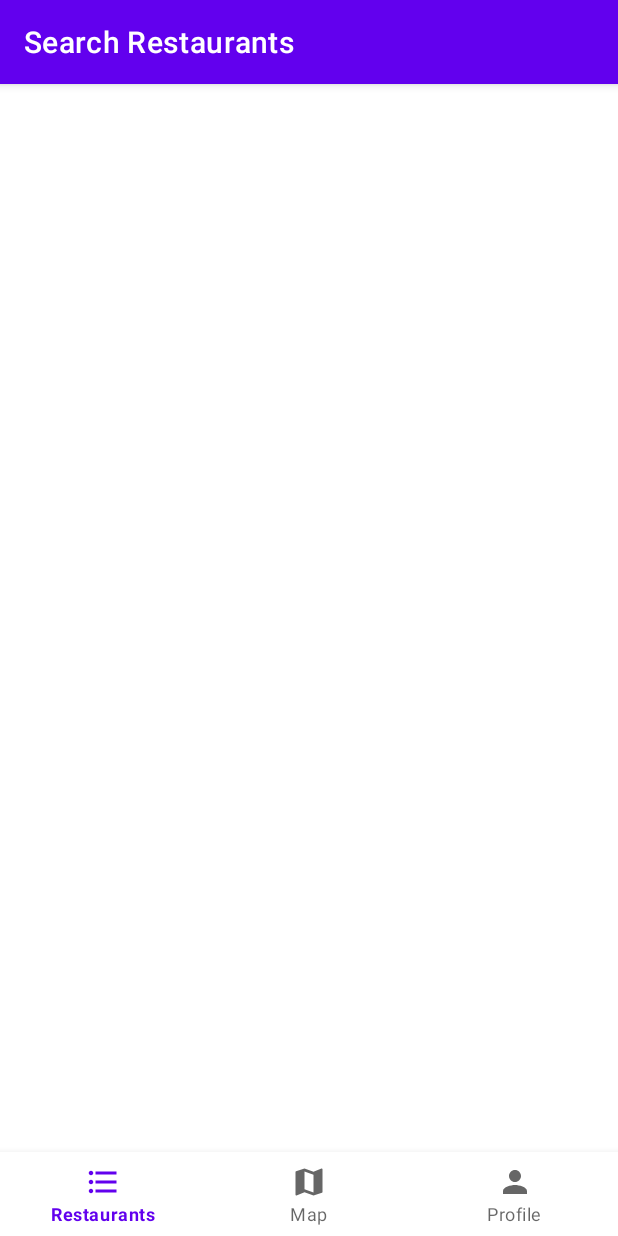
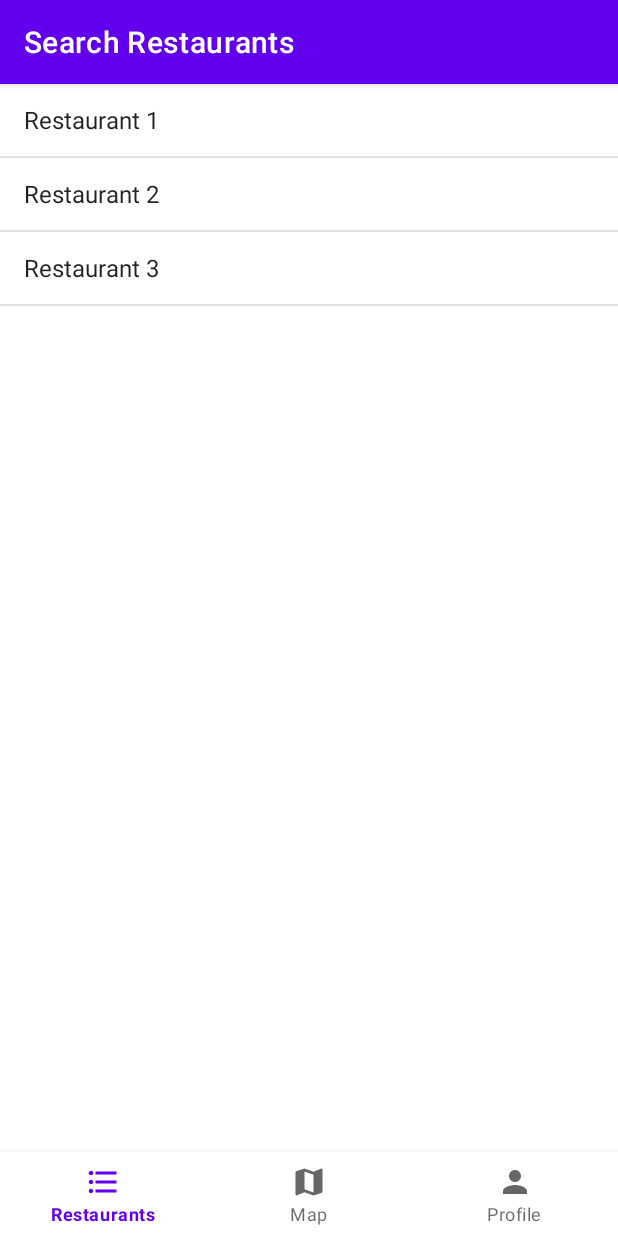
Before and after one commit to PedromDimas/IPM, an Android app: the MainAppActivity screen opened directly, with no data from a screen before it, on a phone screen of 412 x 824 dp. Run offline under Robolectric (Android 15) with nearby library versions, the phone set to English and light mode, and no system bars; our stand-ins replace navigation-ui.

Commit message:
Fuking listView

```diff
--- /dev/null
+++ b/app/src/main/java/pt/unl/fct/ListRestaurantsFragment.java
@@ -0,0 +1,104 @@
+package pt.unl.fct;
+
+import android.os.Bundle;
+
+import androidx.fragment.app.Fragment;
+
+import android.view.LayoutInflater;
+import android.view.View;
+import android.view.ViewGroup;
+import android.widget.Adapter;
+import android.widget.ArrayAdapter;
+import android.widget.ListAdapter;
+import android.widget.ListView;
+
+import java.util.ArrayList;
+
+import pt.unl.fct.data.model.Restaurant;
+import pt.unl.fct.data.model.RestaurantListAdapter;
+
+/**
+ * A simple {@link Fragment} subclass.
+ * Use the {@link ListRestaurantsFragment#newInstance} factory method to
+ * create an instance of this fragment.
+ */
+public class ListRestaurantsFragment extends Fragment {
+
+    // TODO: Rename parameter arguments, choose names that match
+    // the fragment initialization parameters, e.g. ARG_ITEM_NUMBER
+    private static final String ARG_PARAM1 = "param1";
+    private static final String ARG_PARAM2 = "param2";
+
+    // TODO: Rename and change types of parameters
+    private String mParam1;
+    private String mParam2;
+
+    public ListRestaurantsFragment() {
+        // Required empty public constructor
+    }
+
+    /**
+     * Use this factory method to create a new instance of
+     * this fragment using the provided parameters.
+     *
+     * @param param1 Parameter 1.
+     * @param param2 Parameter 2.
+     * @return A new instance of fragment BlankFragment.
+     */
+    // TODO: Rename and change types and number of parameters
+    public static ListRestaurantsFragment newInstance(String param1, String param2) {
+        ListRestaurantsFragment fragment = new ListRestaurantsFragment();
+        Bundle args = new Bundle();
+        args.putString(ARG_PARAM1, param1);
+        args.putString(ARG_PARAM2, param2);
+        fragment.setArguments(args);
+        return fragment;
+    }
+
+    @Override
+    public void onCreate(Bundle savedInstanceState) {
+        super.onCreate(savedInstanceState);
+        if (getArguments() != null) {
+            mParam1 = getArguments().getString(ARG_PARAM1);
+            mParam2 = getArguments().getString(ARG_PARAM2);
+        }
+    }
+
+    @Override
+    public View onCreateView(LayoutInflater inflater, ViewGroup container,
+                             Bundle savedInstanceState) {
+        // Inflate the layout for this fragment
+        View view = inflater.inflate(R.layout.fragment_list_restaurants, container, false);
+
+        ListView lv = (ListView) view.findViewById(R.id.listview);
+
+        //HARDCODED
+        /*ArrayList<Restaurant> list = new ArrayList<>();
+        Restaurant r1 = new Restaurant(01,"name01","10/10","1$",38.736946, -9.142685);
+        Restaurant r2 = new Restaurant(01,"name02","10/10","1$",38.3947, -9.0420);
+        Restaurant r3 = new Restaurant(01,"name03","10/10","1$",38.676525, -9.165105);
+
+        list.add(r1);
+        list.add(r2);
+        list.add(r3);*/
+
+        String[] items = {
+                "Restaurant 1",
+                "Restaurant 2",
+                "Restaurant 3"
+        };
+
+        ArrayAdapter<String> list = new ArrayAdapter<String>(
+                getActivity(),
+                android.R.layout.simple_list_item_1,
+                items
+        );
+
+
+        ListAdapter adapter = list;
+
+        lv.setAdapter(adapter);
+
+        return view;
+    }
+}
--- a/app/src/main/java/pt/unl/fct/ListRestaurantsFragment.kt
+++ /dev/null
@@ -1,110 +0,0 @@
-package pt.unl.fct
-
-import android.content.Context
-import android.os.Bundle
-import androidx.fragment.app.Fragment
-import android.view.LayoutInflater
-import android.view.View
-import android.view.ViewGroup
-import android.widget.BaseAdapter
-import android.widget.ListView
-import android.widget.TextView
-import androidx.navigation.fragment.findNavController
-import pt.unl.fct.data.model.RestaurantListAdapter
-import java.text.FieldPosition
-
-// TODO: Rename parameter arguments, choose names that match
-// the fragment initialization parameters, e.g. ARG_ITEM_NUMBER
-private const val ARG_PARAM1 = "param1"
-private const val ARG_PARAM2 = "param2"
-
-/**
- * A simple [Fragment] subclass.
- * Use the [ListRestaurantsFragment.newInstance] factory method to
- * create an instance of this fragment.
- */
-class ListRestaurantsFragment : Fragment() {
-    // TODO: Rename and change types of parameters
-    private var param1: String? = null
-    private var param2: String? = null
-
-    override fun onCreate(savedInstanceState: Bundle?) {
-        super.onCreate(savedInstanceState)
-        arguments?.let {
-            param1 = it.getString(ARG_PARAM1)
-            param2 = it.getString(ARG_PARAM2)
-        }
-
-    }
-
-    override fun onCreateView(
-        inflater: LayoutInflater, container: ViewGroup?,
-        savedInstanceState: Bundle?
-    ): View? {
-
-        val view = inflater.inflate(R.layout.fragment_list_restaurants, container, false)
-
-        val listView = view.findViewById<ListView>(R.id.listRestaurantsFragment)
-        listView.adapter = ListAdapter(this)
-
-        return listView
-    }
-
-    override fun onViewCreated(view: View, savedInstanceState: Bundle?) {
-        super.onViewCreated(view, savedInstanceState)
-    }
-
-    private class ListAdapter(context: Context): BaseAdapter() {
-        private val mContext: Context = context
-
-        override fun getCount(): Int {
-            return 5
-        }
-
-        override fun getItem(position: Int): Any {
-            "test string";
-            return "test string";
-        }
-
-        override fun getItemId(position: Int): Long {
-            return position.toLong();
-        }
-
-        override fun getView(position: Int, convertView: View?, viewGroup: ViewGroup?): View {
-            val layoutInflator = LayoutInflater.from(mContext)
-            val entry = layoutInflator.inflate(R.layout.list_item_restaurant, viewGroup, false)
-
-            val restaurantName = entry.findViewById<TextView>(R.id.restaurantName)
-            restaurantName.text = "restaurant[position].restaurantName()"
-
-            val restaurantRating = entry.findViewById<TextView>(R.id.restaurantRating)
-            restaurantName.text = "restaurant[position].restaurantRating()"
-
-            val restaurantPrice = entry.findViewById<TextView>(R.id.restaurantPrice)
-            restaurantName.text = "restaurant[position].restaurantPrice()"
-
-            return entry
-        }
-
-    }
-
-    companion object {
-        /**
-         * Use this factory method to create a new instance of
-         * this fragment using the provided parameters.
-         *
-         * @param param1 Parameter 1.
-         * @param param2 Parameter 2.
-         * @return A new instance of fragment ListRestaurantsFragment.
-         */
-        // TODO: Rename and change types and number of parameters
-        @JvmStatic
-        fun newInstance(param1: String, param2: String) =
-            ListRestaurantsFragment().apply {
-                arguments = Bundle().apply {
-                    putString(ARG_PARAM1, param1)
-                    putString(ARG_PARAM2, param2)
-                }
-            }
-    }
-}
--- a/app/src/main/java/pt/unl/fct/MainAppActivity.kt
+++ b/app/src/main/java/pt/unl/fct/MainAppActivity.kt
@@ -2,18 +2,12 @@ package pt.unl.fct
 
 import android.os.Bundle
 import androidx.appcompat.app.AppCompatActivity
-import androidx.fragment.app.findFragment
 import androidx.navigation.NavController
-import androidx.navigation.findNavController
 import androidx.navigation.fragment.NavHostFragment
 import androidx.navigation.ui.AppBarConfiguration
 import androidx.navigation.ui.setupActionBarWithNavController
 import androidx.navigation.ui.setupWithNavController
-import androidx.recyclerview.widget.RecyclerView
 import com.google.android.material.bottomnavigation.BottomNavigationView
-import pt.unl.fct.data.model.Restaurant
-import pt.unl.fct.data.model.RestaurantListAdapter
-import pt.unl.fct.databinding.ActivityMainBinding
 
 class MainAppActivity : AppCompatActivity() {
 
--- a/app/src/main/java/pt/unl/fct/data/model/Restaurant.java
+++ b/app/src/main/java/pt/unl/fct/data/model/Restaurant.java
@@ -3,9 +3,9 @@ package pt.unl.fct.data.model;
 public class Restaurant {
     int restaurantImage;
     String restaurantName, restaurantRating, restaurantPrice;
-    float latitude, longitude;
+    double latitude, longitude;
 
-    public Restaurant(int restaurantImage, String restaurantName, String restaurantRating, String restaurantPrice, float latitude, float longitude) {
+    public Restaurant(int restaurantImage, String restaurantName, String restaurantRating, String restaurantPrice, double latitude, double longitude) {
         this.restaurantImage = restaurantImage;
         this.restaurantName = restaurantName;
         this.restaurantRating = restaurantRating;
--- a/app/src/main/res/navigation/bot_nav.xml
+++ b/app/src/main/res/navigation/bot_nav.xml
@@ -11,13 +11,13 @@
         android:label="Find Restaurants"
         tools:layout="@layout/fragment_maps" />
     <fragment
-        android:id="@+id/listRestaurantsFragment"
-        android:name="pt.unl.fct.ListRestaurantsFragment"
-        android:label="Search Restaurants"
-        tools:layout="@layout/fragment_list_restaurants" />
-    <fragment
         android:id="@+id/profileFragment"
         android:name="pt.unl.fct.ProfileFragment"
         android:label="Profile"
         tools:layout="@layout/fragment_profile" />
+    <fragment
+        android:id="@+id/listRestaurantsFragment"
+        android:name="pt.unl.fct.ListRestaurantsFragment"
+        android:label="Search Restaurants"
+        tools:layout="@layout/fragment_blank" />
 </navigation>
```
